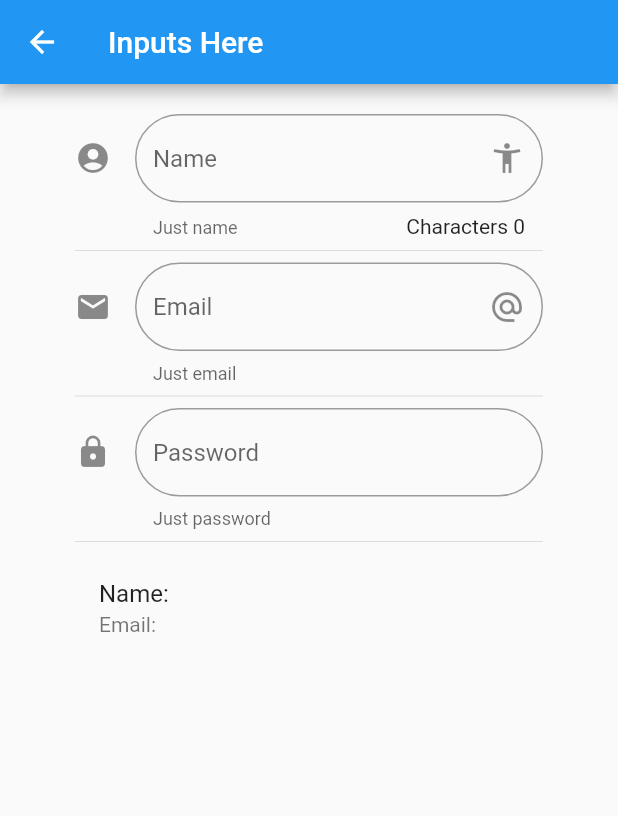
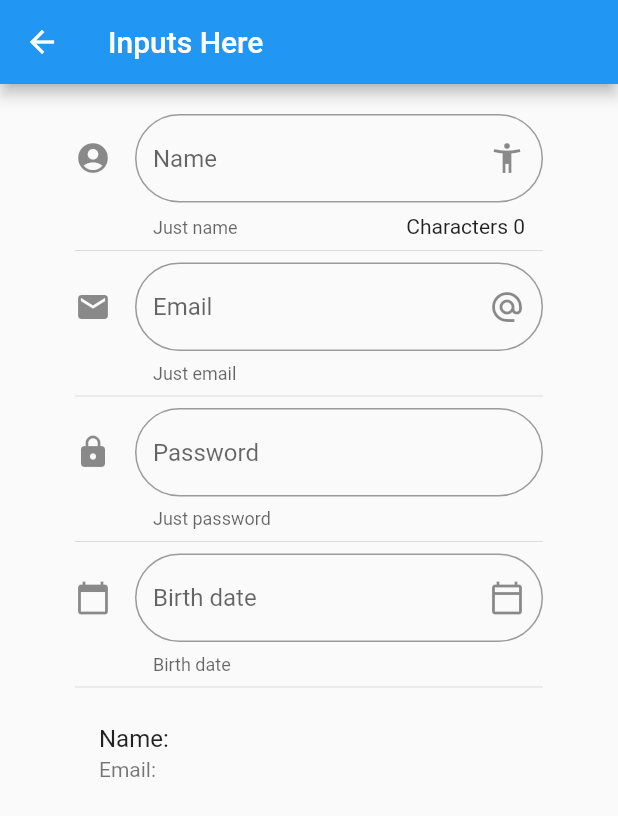
Before and after one commit to Juli15Boy/flutter_testing_components, a Flutter app: the InputPage screen opened by its route, on a phone screen of 412 x 824 dp. Shown: the top 816 px of the screen. Run offline on Flutter 3.47's test engine with Material 2 defaults, Android fonts, the phone set to English and light mode, and no system bars.

Commit message:
Added Datepicker

```diff
--- a/lib/src/pages/input_page.dart
+++ b/lib/src/pages/input_page.dart
@@ -10,6 +10,9 @@ class InputPage extends StatefulWidget {
 class _InputPageState extends State<InputPage> {
   String _name = '';
   String _email = '';
+  String _date = '';
+
+  TextEditingController _inputDateFieldController = new TextEditingController();
 
   @override
   Widget build(BuildContext context) {
@@ -25,6 +28,8 @@ class _InputPageState extends State<InputPage> {
           _createInputMail(),
           Divider(),
           _createPasswordField(),
+          Divider(),
+          _createDateField(context),
           Divider(),
           _displayValues(),
         ],
@@ -76,7 +81,6 @@ class _InputPageState extends State<InputPage> {
   Widget _createPasswordField() {
     return TextField(
       obscureText: true,
-      keyboardType: TextInputType.emailAddress,
       decoration: InputDecoration(
         border: OutlineInputBorder(
           borderRadius: BorderRadius.circular(30.0),
@@ -88,10 +92,47 @@ class _InputPageState extends State<InputPage> {
     );
   }
 
-  _displayValues() {
+  Widget _displayValues() {
     return ListTile(
       title: Text('Name: $_name'),
       subtitle: Text('Email: $_email'),
     );
   }
+
+  Widget _createDateField(BuildContext context) {
+    return TextField(
+      controller: _inputDateFieldController,
+      enableInteractiveSelection: false,
+      keyboardType: TextInputType.emailAddress,
+      decoration: InputDecoration(
+        border: OutlineInputBorder(
+          borderRadius: BorderRadius.circular(30.0),
+        ),
+        hintText: 'Birth date',
+        helperText: 'Birth date',
+        suffixIcon: Icon(Icons.calendar_today_outlined),
+        icon: Icon(Icons.calendar_today),
+      ),
+      onTap: () {
+        FocusScope.of(context).requestFocus(new FocusNode());
+        _selectDate(context);
+      },
+    );
+  }
+
+  void _selectDate(BuildContext context) async {
+    DateTime picked = await showDatePicker(
+      context: context,
+      initialDate: new DateTime.now(),
+      firstDate: new DateTime(2019),
+      lastDate: new DateTime(2021),
+    );
+
+    if (picked != null) {
+      setState(() {
+        _date = picked.toString();
+        _inputDateFieldController.text = _date;
+      });
+    }
+  }
 }
```
